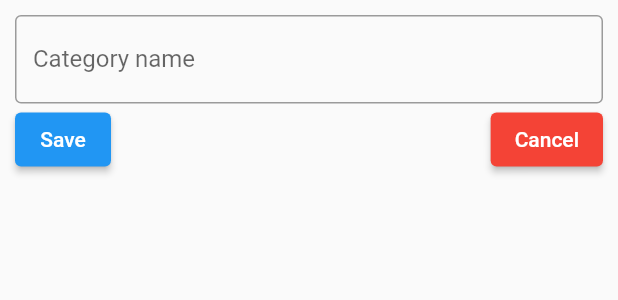
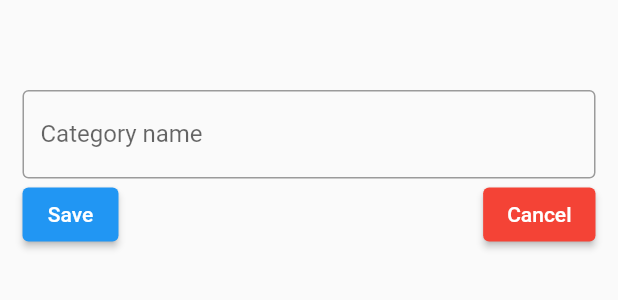
Before and after one commit to nargyanti/ingetinv2, a Flutter app: the CategoryAdd widget shown alone on an empty page, opened directly with empty values, on a phone screen of 412 x 824 dp. Shown: the top 300 px of the screen. Run offline on Flutter 3.47's test engine with Material 2 defaults, Android fonts, the light colour scheme and no system bars; our stand-ins replace shared_preferences; accounts and stored records are empty; network calls fail.

Commit message:
Fix Category UI

```diff
--- a/lib/widgets/CategoryAdd.dart
+++ b/lib/widgets/CategoryAdd.dart
@@ -1,3 +1,5 @@
+// ignore_for_file: prefer_const_constructors_in_immutables, prefer_const_constructors, file_names
+
 import 'package:flutter/material.dart';
 
 class CategoryAdd extends StatefulWidget {
@@ -17,7 +19,7 @@ class _CategoryAddState extends State<CategoryAdd> {
   @override
   Widget build(BuildContext context) {
     return Padding(
-        padding: EdgeInsets.all(10),
+      padding: EdgeInsets.only(top: 60.0, right: 15, left: 15),
       child: Form(
         key: _formKey,
         child: Column(children: <Widget>[
@@ -27,7 +29,6 @@ class _CategoryAddState extends State<CategoryAdd> {
               if (value!.isEmpty) {
                 return 'Enter category name';
               }
-
               return null;
             },
             onChanged: (text) => setState(() => errorMessage = ''),
@@ -50,7 +51,9 @@ class _CategoryAddState extends State<CategoryAdd> {
                 ),
               ]),
           Text(errorMessage, style: TextStyle(color: Colors.red))
-            ])));
+        ]),
+      ),
+    );
   }
 
   Future saveCategory(context) async {
--- a/lib/widgets/CategoryEdit.dart
+++ b/lib/widgets/CategoryEdit.dart
@@ -1,3 +1,5 @@
+// ignore_for_file: prefer_const_constructors_in_immutables, prefer_const_constructors, file_names
+
 import 'package:ingetin/models/category.dart';
 import 'package:flutter/material.dart';
 
@@ -25,7 +27,7 @@ class _CategoryEditState extends State<CategoryEdit> {
   @override
   Widget build(BuildContext context) {
     return Padding(
-        padding: EdgeInsets.all(10),
+        padding: EdgeInsets.only(top: 60.0, right: 15, left: 15),
         child: Form(
             key: _formKey,
             child: Column(children: <Widget>[
```
Also changed, not shown: lib/screens/categories.dart (+6 -1 lines). Lines whose indentation alone changed are shown as unchanged.
